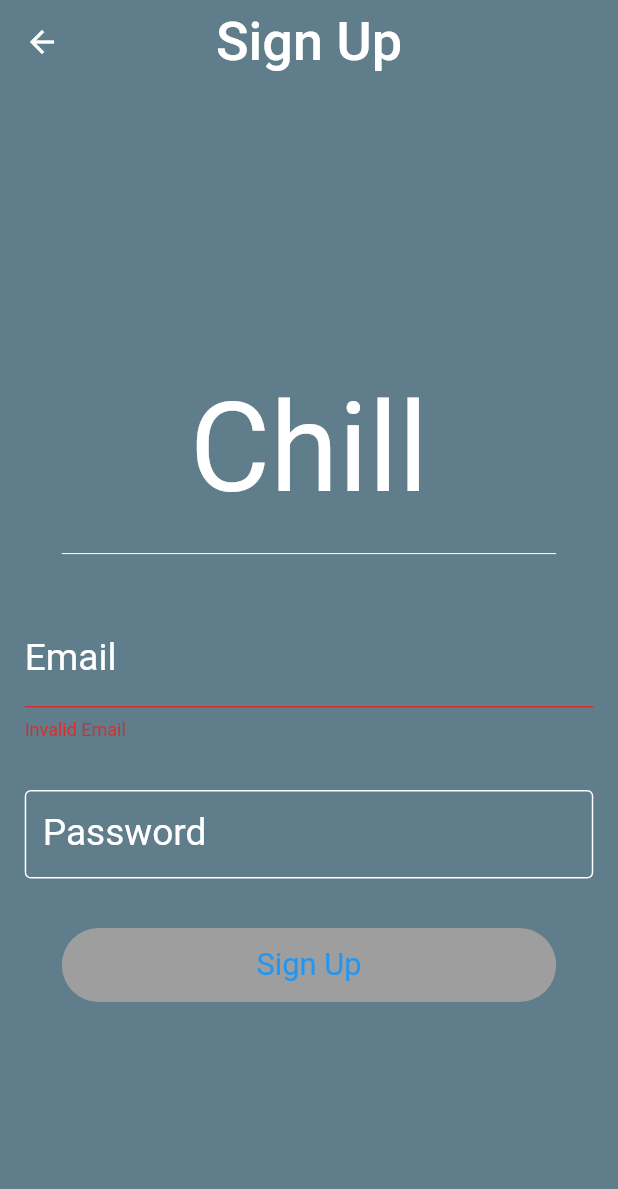
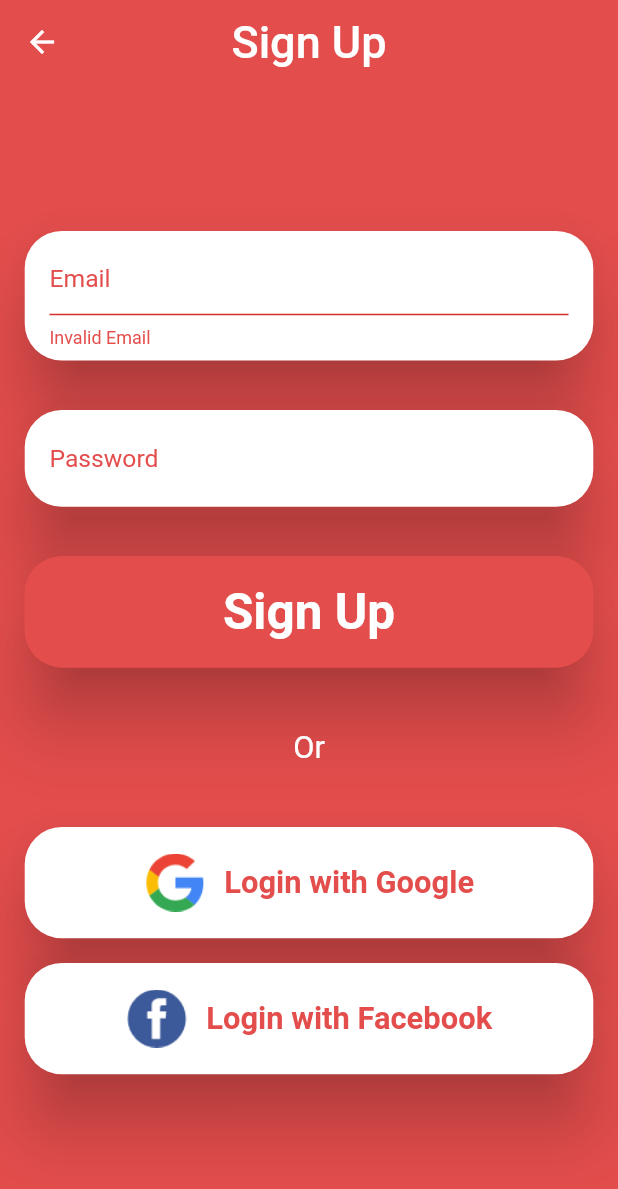
Before and after one commit to Rezki-Pratama/tinder_clone, a Flutter app: the screen it shows after launch, after a tap on "Are you new? Get an Account", on a phone screen of 412 x 824 dp. Shown: the top 1189 px of the screen. Run offline on Flutter 3.47's test engine with Material 2 defaults, Android fonts, the light colour scheme and no system bars; our stand-ins replace bloc, cloud_firestore, equatable, file_picker, firebase_auth, firebase_core and 7 more; accounts and stored records are empty.

Commit message:
change some style in signin and signup page

```diff
--- a/lib/bloc/login/bloc/login_bloc.dart
+++ b/lib/bloc/login/bloc/login_bloc.dart
@@ -75,6 +75,7 @@ class LoginBloc extends Bloc<LoginEvent, LoginState> {
       yield LoginState.success();
     } on FirebaseAuthException catch (e) {
       print('FirebaseAuthException :' + e.toString());
+
       LoginState.failure();
     } on PlatformException catch (e) {
       print('PlatformException :' + e.toString());
--- a/lib/ui/pages/login.dart
+++ b/lib/ui/pages/login.dart
@@ -17,15 +17,6 @@ class Login extends StatelessWidget {
   @override
   Widget build(BuildContext context) {
     return Scaffold(
-      appBar: AppBar(
-        title: Text(
-          "Welcome",
-          style: TextStyle(fontSize: 36.0),
-        ),
-        centerTitle: true,
-        backgroundColor: backgroundColor,
-        elevation: 0,
-      ),
       body: BlocProvider<LoginBloc>(
         create: (context) => LoginBloc(
           userRepository: _userRepository
--- a/lib/ui/pages/sign_up.dart
+++ b/lib/ui/pages/sign_up.dart
@@ -18,10 +18,10 @@ class SignUp extends StatelessWidget {
       appBar: AppBar(
         title: Text(
           "Sign Up",
-          style: TextStyle(fontSize: 36.0),
+          style: TextStyle(fontSize: 30.0),
         ),
         centerTitle: true,
-        backgroundColor: backgroundColor,
+        backgroundColor: colorRed,
         elevation: 0,
       ),
       body: BlocProvider<SignUpBloc>(
--- a/lib/ui/utilities.dart
+++ b/lib/ui/utilities.dart
@@ -1,3 +1,7 @@
 import 'package:flutter/material.dart';
 
 const backgroundColor = Colors.blueGrey;
+
+const colorRed = Color(0xffE34D4C);
+
+const colorDarkerRed = Color(0xffB53838);
--- a/lib/ui/validators.dart
+++ b/lib/ui/validators.dart
@@ -11,6 +11,10 @@ class Validators {
   }
 
   static isValidPassword(String password) {
-    return _passwordRegExp.hasMatch(password);
+    if (password.length > 4) {
+      return true;
+    } else {
+      return false;
+    }
   }
 }
--- /dev/null
+++ b/lib/ui/widgets/custom_button.dart
@@ -0,0 +1,34 @@
+import 'package:flutter/material.dart';
+
+class CustomButton extends StatelessWidget {
+  final String text;
+  final Color color, boxDecorationColor, textColor;
+  CustomButton(
+      {this.text, this.color, this.boxDecorationColor, this.textColor});
+
+  @override
+  Widget build(BuildContext context) {
+    Size size = MediaQuery.of(context).size;
+    return Material(
+        color: color,
+        elevation: 20,
+        borderRadius: BorderRadius.circular(size.height * 0.03),
+        child: Container(
+          height: size.height * 0.09,
+          decoration: BoxDecoration(
+            color: boxDecorationColor,
+            borderRadius: BorderRadius.circular(size.height * 0.03),
+          ),
+          child: Center(
+            child: Text(
+              text,
+              style: TextStyle(
+                fontSize: size.height * 0.040,
+                color: textColor,
+                fontWeight: FontWeight.bold
+              ),
+            ),
+          ),
+        ));
+  }
+}
--- a/lib/ui/widgets/login_form.dart
+++ b/lib/ui/widgets/login_form.dart
@@ -5,6 +5,7 @@ import 'package:tinder/bloc/login/bloc/login_bloc.dart';
 import 'package:tinder/repositories/user_repositories.dart';
 import 'package:tinder/ui/pages/sign_up.dart';
 import 'package:tinder/ui/utilities.dart';
+import 'package:tinder/ui/widgets/custom_button.dart';
 
 class LoginForm extends StatefulWidget {
   final UserRepository _userRepository;
@@ -113,101 +114,112 @@ class _LoginFormState extends State<LoginForm> {
       builder: (context, state) {
         return SingleChildScrollView(
           child: Container(
-            color: backgroundColor,
+            color: colorRed,
             width: size.width,
             height: size.height,
             child: Column(
               mainAxisAlignment: MainAxisAlignment.center,
               crossAxisAlignment: CrossAxisAlignment.center,
               children: <Widget>[
-                Center(
-                  child: Text(
-                    "Chill",
+                Container(
+                    width: size.width / 2,
+                    child: Image.asset('assets/LinjanganLogo.png')),
+                Text(
+                  "Linjangan",
                   style: TextStyle(
-                        fontSize: size.width * 0.2, color: Colors.white),
-                  ),
-                ),
-                Container(
-                  width: size.width * 0.8,
-                  child: Divider(
-                    height: size.height * 0.05,
-                    color: Colors.white,
-                  ),
+                      fontSize: size.width * 0.1, color: Colors.white),
                 ),
                 Padding(
-                  padding: EdgeInsets.all(size.height * 0.02),
+                  padding: EdgeInsets.all(size.height * 0.03),
+                  child: Material(
+                    color: Colors.white,
+                    elevation: 20,
+                    borderRadius: BorderRadius.circular(size.height * 0.03),
+                    child: Padding(
+                      padding: EdgeInsets.symmetric(
+                          vertical: size.height * 0.01,
+                          horizontal: size.height * 0.02),
                       child: TextFormField(
                         controller: _emailController,
                         autovalidate: true,
                         validator: (_) {
                           return !state.isEmailValid ? "Invalid Email" : null;
                         },
+                        style: TextStyle(color: colorRed),
                         decoration: InputDecoration(
-                      labelText: "Email",
-                      labelStyle: TextStyle(
-                          color: Colors.white, fontSize: size.height * 0.03),
-                      focusedBorder: OutlineInputBorder(
-                        borderSide: BorderSide(color: Colors.white, width: 1.0),
+                          contentPadding: EdgeInsets.symmetric(vertical: -10),
+                          border: UnderlineInputBorder(
+                              borderSide: BorderSide(color: colorRed)),
+                          focusedBorder:
+                              UnderlineInputBorder(borderSide: BorderSide.none),
+                          enabledBorder:
+                              UnderlineInputBorder(borderSide: BorderSide.none),
+                          hintText: "Email",
+                          errorStyle: TextStyle(color: colorRed),
+                          hintStyle: TextStyle(
+                              color: colorRed, fontSize: size.height * 0.02),
                         ),
-                      enabledBorder: OutlineInputBorder(
-                        borderSide: BorderSide(color: Colors.white, width: 1.0),
                       ),
                     ),
                   ),
                 ),
                 Padding(
-                  padding: EdgeInsets.all(size.height * 0.02),
+                  padding: EdgeInsets.all(size.height * 0.03),
+                  child: Material(
+                    color: Colors.white,
+                    elevation: 20,
+                    borderRadius: BorderRadius.circular(size.height * 0.03),
+                    child: Padding(
+                      padding: EdgeInsets.symmetric(
+                          vertical: size.height * 0.01,
+                          horizontal: size.height * 0.02),
                       child: TextFormField(
                         controller: _passwordController,
                         autocorrect: false,
                         obscureText: true,
                         autovalidate: true,
                         validator: (_) {
-                      return !state.isPasswordValid ? "Invalid Password" : null;
+                          return !state.isPasswordValid
+                              ? "Invalid Password"
+                              : null;
                         },
+                        style: TextStyle(color: colorRed),
                         decoration: InputDecoration(
-                      labelText: "Password",
-                      labelStyle: TextStyle(
-                          color: Colors.white, fontSize: size.height * 0.03),
-                      focusedBorder: OutlineInputBorder(
-                        borderSide: BorderSide(color: Colors.white, width: 1.0),
+                          border: UnderlineInputBorder(
+                              borderSide: BorderSide(color: colorRed)),
+                          focusedBorder:
+                              UnderlineInputBorder(borderSide: BorderSide.none),
+                          enabledBorder:
+                              UnderlineInputBorder(borderSide: BorderSide.none),
+                          hintText: "Password",
+                          errorStyle: TextStyle(color: colorRed),
+                          hintStyle: TextStyle(
+                              color: colorRed, fontSize: size.height * 0.02),
                         ),
-                      enabledBorder: OutlineInputBorder(
-                        borderSide: BorderSide(color: Colors.white, width: 1.0),
                       ),
                     ),
                   ),
                 ),
                 Padding(
-                  padding: EdgeInsets.all(size.height * 0.02),
+                  padding: EdgeInsets.all(size.height * 0.03),
                   child: Column(
                     children: <Widget>[
                       GestureDetector(
                           onTap: isLoginButtonEnabled(state)
                               ? _onFormSubmitted
                               : null,
-                        child: Container(
-                          width: size.width * 0.8,
-                          height: size.height * 0.06,
-                          decoration: BoxDecoration(
-                            color: isLoginButtonEnabled(state)
+                          child: CustomButton(
+                            text: 'LOGIN',
+                            color: colorRed,
+                            boxDecorationColor: isLoginButtonEnabled(state)
                                 ? Colors.white
-                                : Colors.grey,
-                            borderRadius:
-                                BorderRadius.circular(size.height * 0.05),
-                          ),
-                          child: Center(
-                            child: Text(
-                              "Login",
-                              style: TextStyle(
-                                  fontSize: size.height * 0.025,
-                                  color: Colors.blue),
-                            ),
-                          ),
-                        ),
-                      ),
+                                : colorRed,
+                            textColor: isLoginButtonEnabled(state)
+                                ? colorRed
+                                : Colors.white,
+                          )),
                       SizedBox(
-                        height: size.height * 0.02,
+                        height: size.height * 0.04,
                       ),
                       GestureDetector(
                         onTap: () {
--- a/lib/ui/widgets/signup_form.dart
+++ b/lib/ui/widgets/signup_form.dart
@@ -100,67 +100,79 @@ class _SignUpFormState extends State<SignUpForm> {
         return SingleChildScrollView(
           scrollDirection: Axis.vertical,
           child: Container(
-            color: backgroundColor,
+            color: colorRed,
             width: size.width,
             height: size.height,
             child: Column(
               mainAxisAlignment: MainAxisAlignment.center,
               crossAxisAlignment: CrossAxisAlignment.center,
               children: <Widget>[
-                Center(
-                  child: Text(
-                    "Chill",
-                    style: TextStyle(
-                        fontSize: size.width * 0.2, color: Colors.white),
-                  ),
-                ),
-                Container(
-                  width: size.width * 0.8,
-                  child: Divider(
-                    height: size.height * 0.05,
-                    color: Colors.white,
-                  ),
-                ),
                 Padding(
                   padding: EdgeInsets.all(size.height * 0.02),
+                  child: Material(
+                    color: Colors.white,
+                    elevation: 20,
+                    borderRadius: BorderRadius.circular(size.height * 0.03),
+                    child: Padding(
+                      padding: EdgeInsets.symmetric(
+                          vertical: size.height * 0.01,
+                          horizontal: size.height * 0.02),
                       child: TextFormField(
                         controller: _emailController,
                         autovalidate: true,
                         validator: (_) {
                           return state.isEmailValid ? "Invalid Email" : null;
                         },
+                        style: TextStyle(color: colorRed),
                         decoration: InputDecoration(
-                      labelText: "Email",
-                      labelStyle: TextStyle(
-                          color: Colors.white, fontSize: size.height * 0.03),
-                      focusedBorder: OutlineInputBorder(
-                        borderSide: BorderSide(color: Colors.white, width: 1.0),
+                          hintText: "Email",
+                          border: UnderlineInputBorder(
+                              borderSide: BorderSide(color: colorRed)),
+                          focusedBorder:
+                              UnderlineInputBorder(borderSide: BorderSide.none),
+                          enabledBorder:
+                              UnderlineInputBorder(borderSide: BorderSide.none),
+                          errorStyle: TextStyle(color: colorRed),
+                          hintStyle: TextStyle(
+                              color: colorRed, fontSize: size.height * 0.02),
                         ),
-                      enabledBorder: OutlineInputBorder(
-                        borderSide: BorderSide(color: Colors.white, width: 1.0),
                       ),
                     ),
                   ),
                 ),
                 Padding(
                   padding: EdgeInsets.all(size.height * 0.02),
+                  child: Material(
+                    color: Colors.white,
+                    elevation: 20,
+                    borderRadius: BorderRadius.circular(size.height * 0.03),
+                    child: Padding(
+                      padding: EdgeInsets.symmetric(
+                          vertical: size.height * 0.01,
+                          horizontal: size.height * 0.02),
                       child: TextFormField(
                         controller: _passwordController,
                         autocorrect: false,
                         obscureText: true,
                         autovalidate: true,
                         validator: (_) {
-                      return !state.isPasswordValid ? "Invalid Password" : null;
+                          return !state.isPasswordValid
+                              ? "Invalid Password"
+                              : null;
                         },
+                        style: TextStyle(color: colorRed),
                         decoration: InputDecoration(
-                      labelText: "Password",
-                      labelStyle: TextStyle(
-                          color: Colors.white, fontSize: size.height * 0.03),
-                      focusedBorder: OutlineInputBorder(
-                        borderSide: BorderSide(color: Colors.white, width: 1.0),
+                          hintText: "Password",
+                          border: UnderlineInputBorder(
+                              borderSide: BorderSide(color: colorRed)),
+                          focusedBorder:
+                              UnderlineInputBorder(borderSide: BorderSide.none),
+                          enabledBorder:
+                              UnderlineInputBorder(borderSide: BorderSide.none),
+                          errorStyle: TextStyle(color: colorRed),
+                          hintStyle: TextStyle(
+                              color: colorRed, fontSize: size.height * 0.02),
                         ),
-                      enabledBorder: OutlineInputBorder(
-                        borderSide: BorderSide(color: Colors.white, width: 1.0),
                       ),
                     ),
                   ),
@@ -170,26 +182,80 @@ class _SignUpFormState extends State<SignUpForm> {
                   child: GestureDetector(
                     onTap:
                         isSignUpButtonEnabled(state) ? _onFormSubmitted : null,
+                    child: Material(
+                      color: colorRed,
+                      elevation: 20,
+                      borderRadius: BorderRadius.circular(size.height * 0.03),
                       child: Container(
-                      width: size.width * 0.8,
-                      height: size.height * 0.06,
+                        height: size.height * 0.09,
                         decoration: BoxDecoration(
                           color: isSignUpButtonEnabled(state)
                               ? Colors.white
-                            : Colors.grey,
-                        borderRadius: BorderRadius.circular(size.height * 0.05),
+                              : colorRed,
+                          borderRadius:
+                              BorderRadius.circular(size.height * 0.03),
                         ),
                         child: Center(
                           child: Text(
                             "Sign Up",
                             style: TextStyle(
-                              fontSize: size.height * 0.025,
-                              color: Colors.blue),
+                                fontSize: size.height * 0.040,
+                                color: isSignUpButtonEnabled(state)
+                                    ? colorRed
+                                    : Colors.white,fontWeight: FontWeight.bold),
                           ),
                         ),
                       ),
                     ),
-                )
+                  ),
+                ),
+                Padding(
+                  padding: EdgeInsets.all(size.height * 0.03),
+                child: Text('Or' ,style: TextStyle(color: Colors.white, fontSize: size.height * 0.025))
+                ),
+                Padding(
+                  padding: EdgeInsets.all(size.height * 0.02),
+                child: Material(
+                  color: Colors.white,
+                      elevation: 20,
+                      borderRadius: BorderRadius.circular(size.height * 0.03),
+                      child: Container(
+                        height: size.height * 0.09,
+                        child: Row(
+                          mainAxisAlignment: MainAxisAlignment.center,
+                          children: [
+                            Container(
+                              width: size.width * 0.10,
+                              child: Image.asset('assets/GoogleLogo.png')),
+                            SizedBox(width: size.width * 0.03),
+                            Text('Login with Google',style: TextStyle(color: colorRed, fontSize: size.height * 0.025,fontWeight: FontWeight.bold))
+                          ],
+                        ),
+                      ),
+                )),
+                Padding(
+                  padding: EdgeInsets.symmetric(horizontal: size.height * 0.02),
+                child: Material(
+                  color: Colors.white,
+                      elevation: 20,
+                      borderRadius: BorderRadius.circular(size.height * 0.03),
+                      child: Container(
+                        height: size.height * 0.09,
+                        child: Row(
+                          mainAxisAlignment: MainAxisAlignment.center,
+                          children: [
+                            Container(
+                              width: size.width * 0.10,
+                              child: Image.asset('assets/FacebookLogo.png')),
+                            SizedBox(width: size.width * 0.03),
+                            Text('Login with Facebook',style: TextStyle(color: colorRed, fontSize: size.height * 0.025,fontWeight: FontWeight.bold))
+                          ],
+                        ),
+                      ),
+                )),
+                SizedBox(height: size.height * 0.10)
+
+
               ],
             ),
           ),
--- a/pubspec.yaml
+++ b/pubspec.yaml
@@ -59,6 +59,9 @@ flutter:
   # To add assets to your application, add an assets section, like this:
   assets:
     - assets/profilephoto.png
+    - assets/LinjanganLogo.png
+    - assets/GoogleLogo.png
+    - assets/FacebookLogo.png
   # An image asset can refer to one or more resolution-specific "variants", see
   # https://flutter.dev/assets-and-images/#resolution-aware.
   # For details regarding adding assets from package dependencies, see
```
Also changed, not shown: assets/FacebookLogo.png (added), assets/GoogleLogo.png (added), assets/LinjanganLogo.png (added). Lines whose indentation alone changed are shown as unchanged.
